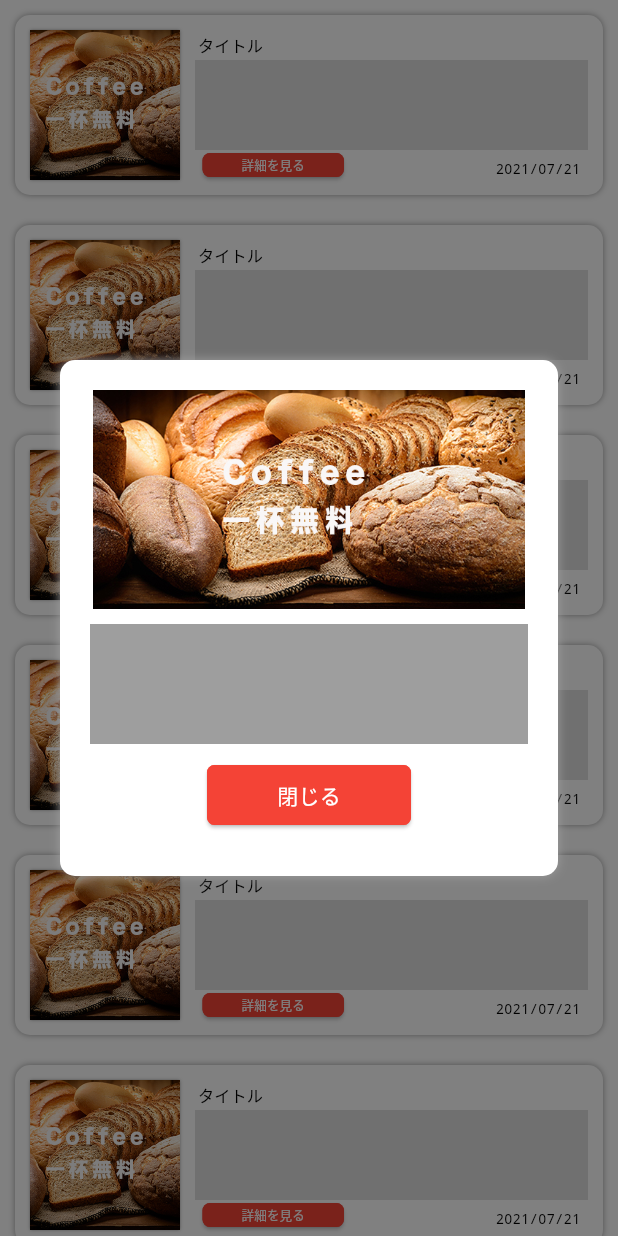
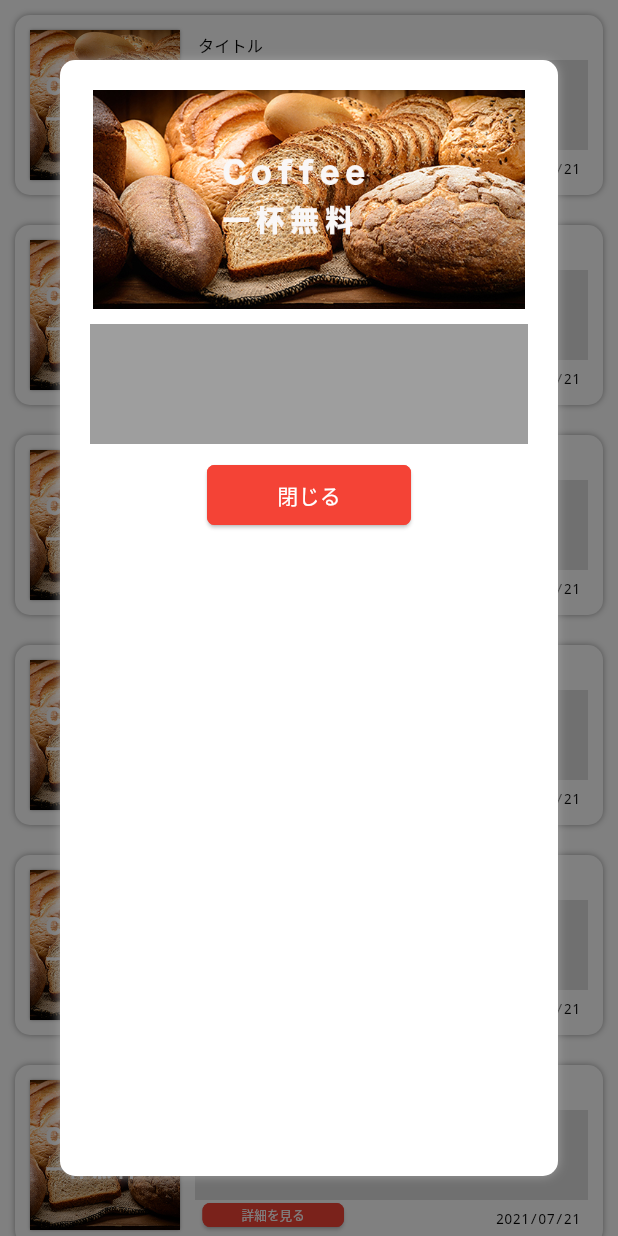
Before and after one commit to iwasitamasayosi/flutter_application_1, a Flutter app: the screen it shows after launch, after a tap on "詳細を見る", on a phone screen of 412 x 824 dp. Run offline on Flutter 3.47's test engine with Material 3 defaults, Android fonts, the phone set to English and light mode, and no system bars.

Commit message:
テスト

```diff
--- a/lib/detail/CouponDetail.dart
+++ b/lib/detail/CouponDetail.dart
@@ -32,7 +32,7 @@ class CouponDetail extends StatelessWidget {
   Widget mainContent(){
     return Column(
       //  表示するサイズを最小にする
-      mainAxisSize: MainAxisSize.min,
+      //mainAxisSize: MainAxisSize.min,
       children: [
         Image.asset('assets/images/c_img.jpg'),
         mainCenterContent(),
```
